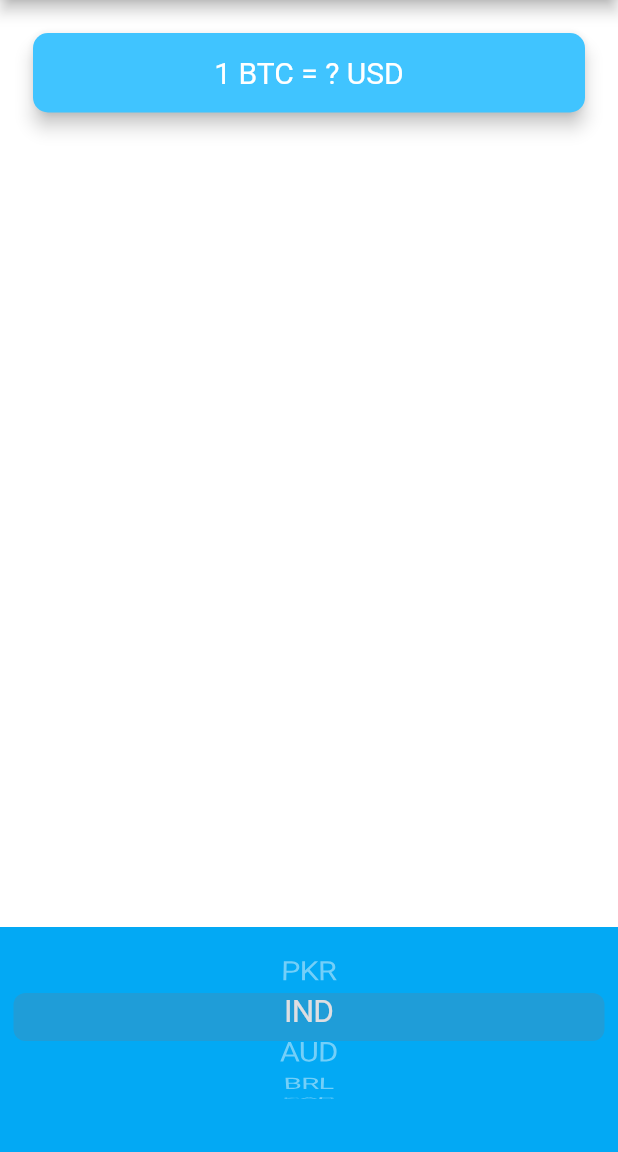
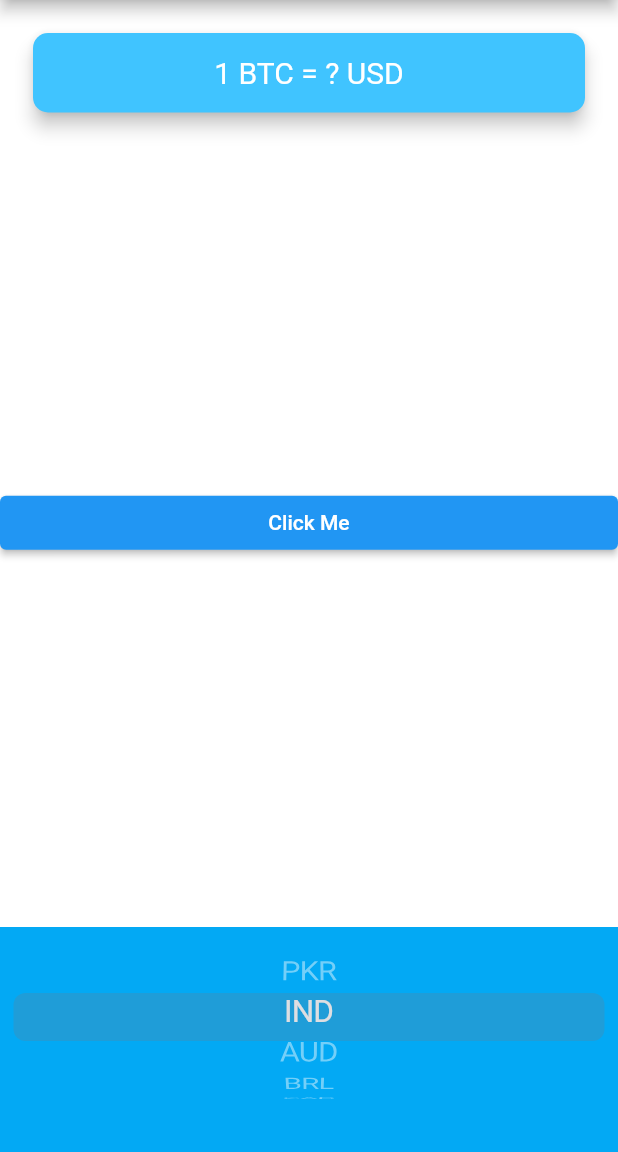
Before and after one commit to MominKhattar/Bitcoin_ticker, a Flutter app: the screen it shows after launch, after a tap on "IND", on a phone screen of 412 x 824 dp, the part 84-1236 px from its top. Run offline on Flutter 3.47's test engine with Material 2 defaults, Android fonts, the phone set to English and light mode, and no system bars; network calls fail.

Commit message:
moved dropDownAndriodIos to anothor file

```diff
--- a/lib/price_screen.dart
+++ b/lib/price_screen.dart
@@ -1,12 +1,13 @@
+import 'package:bitcoin_ticker/services/network.dart';
+import 'package:bitcoin_ticker/utilities/dropDownAndriodIos.dart';
 import 'package:flutter/cupertino.dart';
 import 'package:flutter/material.dart';
-import 'package:http/http.dart' as http;
-
-import 'coin_data.dart';
 
 const apiKey = 'E0CB308A-B831-4785-BDC7-0637357FC5DE';
+const bitcoinApi = 'https://rest.coinapi.io/v1/exchangerate';
 
 class PriceScreen extends StatefulWidget {
+
   @override
   _PriceScreenState createState() => _PriceScreenState();
 }
@@ -14,41 +15,22 @@ class PriceScreen extends StatefulWidget {
 class _PriceScreenState extends State<PriceScreen> {
   String selectedCurrency = "PKR";
 
-  DropdownButton<String>? getAndriodDropDownButton() {
-    List<DropdownMenuItem<String>> dropDownItems = [];
-    for (String currency in currenciesList) {
-      var newItems = DropdownMenuItem(
-        child: Text(currency),
-        value: currency,
-      );
-      dropDownItems.add(newItems);
-    }
-    return DropdownButton<String>(
-        value: selectedCurrency,
-        items: dropDownItems,
-        onChanged: (value) {
-          setState(
-            () {
-              selectedCurrency = value.toString();
-            },
-          );
-        });
+
+  DropDownforAndriodIos dropDownforAndriodIos =DropDownforAndriodIos();
+
+  @override
+  void initState(){
+  print(getdata());
+
+  super.initState();
   }
 
-   getIosDropDown() {
-    List<Widget> dropDownItems = [];
-    for (var currency in currenciesList) {
-      var newItems = Text(currency);
-      dropDownItems.add(newItems);
-    }
-    return CupertinoPicker(
-      itemExtent: 32,
-      backgroundColor: Colors.lightBlue,
-      onSelectedItemChanged: (selectedIndex) {
-        print(selectedIndex);
-      },
-      children: dropDownItems,
-    );
+
+  Future<dynamic> getdata() async {
+    NetworkHelper networkHelper =
+    NetworkHelper(url: '$bitcoinApi/BTC/USD?apikey=$apiKey');
+    var currencyData = await networkHelper.getData();
+    return currencyData;
   }
 
   @override
@@ -82,13 +64,20 @@ class _PriceScreenState extends State<PriceScreen> {
               ),
             ),
           ),
+          ElevatedButton(
+            onPressed: () {
+            },
+            child: Text("Click Me"),
+          ),
           Container(
             height: 150.0,
             alignment: Alignment.center,
             padding: EdgeInsets.only(bottom: 30.0),
             color: Colors.lightBlue,
-            child: getIosDropDown(),
-          ),
+            child: dropDownforAndriodIos.getIosDropDown()
+              ),
+
+
         ],
       ),
     );
--- /dev/null
+++ b/lib/services/network.dart
@@ -0,0 +1,23 @@
+import 'package:http/http.dart' as http;
+import 'dart:convert';
+
+const apiKey = 'E0CB308A-B831-4785-BDC7-0637357FC5DE';
+
+class NetworkHelper{
+
+  NetworkHelper({required this.url});
+  final String url;
+
+  Future <dynamic> getData() async {
+    http.Response response = await http.get(
+      Uri.parse(url),
+    );
+    if ( response.statusCode == 200){
+      String data = response.body;
+         return jsonDecode(data);
+    }
+    else{
+      print(response.statusCode);
+    }
+  }
+}
--- /dev/null
+++ b/lib/utilities/dropDownAndriodIos.dart
@@ -0,0 +1,39 @@
+import 'package:flutter/cupertino.dart';
+import 'package:flutter/material.dart';
+import '../coin_data.dart';
+
+class DropDownforAndriodIos{
+  String selectedCurrency = "PKR";
+
+  DropdownButton<String>? getAndriodDropDownButton( {onChanged}) {
+  List<DropdownMenuItem<String>> dropDownItems = [];
+  for (String currency in currenciesList) {
+    var newItems = DropdownMenuItem(
+      child: Text(currency),
+      value: currency,
+    );
+    dropDownItems.add(newItems);
+  }
+  return DropdownButton<String>(
+      value: selectedCurrency,
+      items: dropDownItems,
+      onChanged: onChanged);
+}
+
+ getIosDropDown() {
+  List<Widget> dropDownItems = [];
+  for (var currency in currenciesList) {
+    var newItems = Text(currency);
+    dropDownItems.add(newItems);
+  }
+  return CupertinoPicker(
+    itemExtent: 32,
+    backgroundColor: Colors.lightBlue,
+    onSelectedItemChanged: (selectedIndex) {
+      print(selectedIndex);
+    },
+    children: dropDownItems,
+  );
+}
+
+}
```
